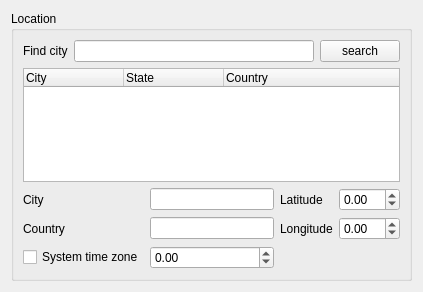
First picture: the form in alquds/gui/locationeditor.ui, repository ghannami/alQuds, before the edit.
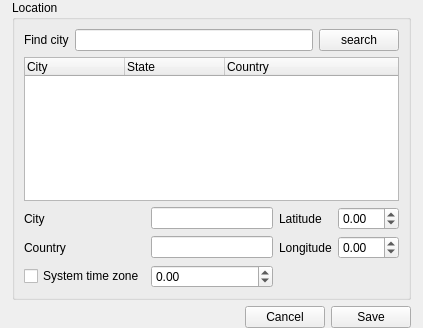
Second picture: the form after the edit.

Patch:
```diff
--- a/alquds/gui/locationeditor.ui
+++ b/alquds/gui/locationeditor.ui
@@ -7,13 +7,25 @@
     <x>0</x>
     <y>0</y>
     <width>423</width>
-    <height>292</height>
+    <height>328</height>
    </rect>
   </property>
   <property name="windowTitle">
    <string>Location</string>
   </property>
-  <layout class="QHBoxLayout" name="horizontalLayout_2">
+  <layout class="QVBoxLayout" name="verticalLayout_2">
+   <property name="leftMargin">
+    <number>12</number>
+   </property>
+   <property name="topMargin">
+    <number>0</number>
+   </property>
+   <property name="rightMargin">
+    <number>12</number>
+   </property>
+   <property name="bottomMargin">
+    <number>0</number>
+   </property>
    <item>
     <widget class="QGroupBox" name="searchBox">
      <property name="maximumSize">
@@ -135,6 +147,37 @@
      </layout>
     </widget>
    </item>
+   <item>
+    <layout class="QHBoxLayout" name="horizontalLayout_6">
+     <item>
+      <spacer name="horizontalSpacer">
+       <property name="orientation">
+        <enum>Qt::Horizontal</enum>
+       </property>
+       <property name="sizeHint" stdset="0">
+        <size>
+         <width>40</width>
+         <height>20</height>
+        </size>
+       </property>
+      </spacer>
+     </item>
+     <item>
+      <widget class="QPushButton" name="cancelButton">
+       <property name="text">
+        <string>Cancel</string>
+       </property>
+      </widget>
+     </item>
+     <item>
+      <widget class="QPushButton" name="saveButton">
+       <property name="text">
+        <string>Save</string>
+       </property>
+      </widget>
+     </item>
+    </layout>
+   </item>
   </layout>
  </widget>
  <resources/>
```
